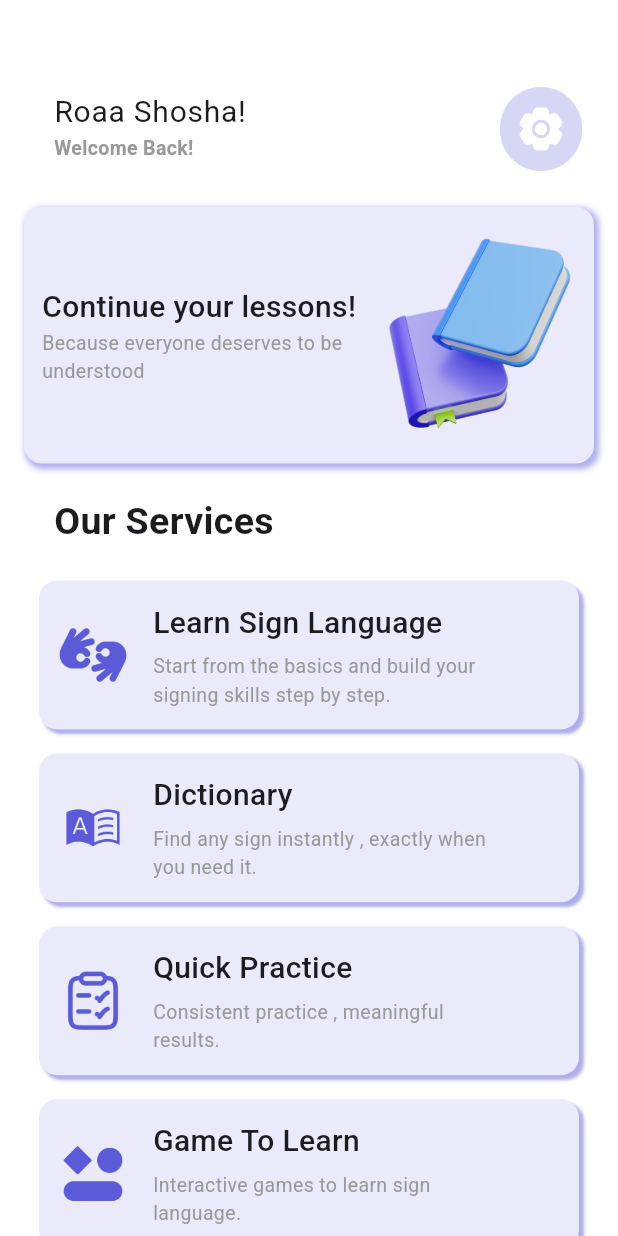
After one commit to Al-zahraa-ahmed/Graduation-project, a Flutter app: the LearingHome screen opened directly, on a phone screen of 412 x 824 dp. The commit adds this screen. Run offline on Flutter 3.47's test engine with Material 3 defaults, Android fonts, the light colour scheme and no system bars; our stand-ins replace dots_indicator.

Commit message:
Finishing homescreen

```diff
--- a/lib/l10n/intl_en.arb
+++ b/lib/l10n/intl_en.arb
@@ -97,18 +97,18 @@
     "confirmsg3":" with your account ",
 
     "screen11":"home for learning",
-    "home1.welcome":"Welcome Back!",
-    "home1.message":"Continue yout lessons!",
-    "home1.submessage":"Because everyone deserves to be understood",
-    "home1.services":"Our Services",
-    "home1.service1":"Learn Sign Language",
-    "home1.service1.desc":"Start from the basics and build your signing skills step by step.",
-    "home1.service2":"Dictionary",
-    "home1.service2.desc":"Find any sign instantly , exactly when you need it.",
-    "home1.service3":"Quick Practice",
-    "home1.service3.desc":"Consistent practice , meaningful results.",
-    "home1.service4":"Game To Learn",
-    "home1.service4.desc":"Interactive games to learn sign language.",
+    "home1_welcome":"Welcome Back!",
+    "home1_message":"Continue your lessons!",
+    "home1_submessage":"Because everyone deserves to be understood",
+    "home1_services":"Our Services",
+    "home1_service1":"Learn Sign Language",
+    "home1_service1_desc":"Start from the basics and build your signing skills step by step.",
+    "home1_service2":"Dictionary",
+    "home1_service2_desc":"Find any sign instantly , exactly when you need it.",
+    "home1_service3":"Quick Practice",
+    "home1_service3_desc":"Consistent practice , meaningful results.",
+    "home1_service4":"Game To Learn",
+    "home1_service4_desc":"Interactive games to learn sign language.",
 
     "screen12":"Category",
     "categories.title":"Categories",
--- /dev/null
+++ b/lib/presentation/LearningHome/learninghome.dart
@@ -0,0 +1,71 @@
+import 'package:flutter/material.dart';
+import 'package:graduation_project/Core/TextStyles/TextStyles.dart';
+import 'package:graduation_project/generated/l10n.dart';
+import 'package:graduation_project/presentation/LearningHome/widgets/HomeService.dart';
+import 'package:graduation_project/presentation/LearningHome/widgets/Homecard.dart';
+
+class LearingHome extends StatelessWidget {
+  const LearingHome({super.key});
+
+  @override
+  Widget build(BuildContext context) {
+    return Scaffold(
+      body: Padding(
+        padding: const EdgeInsets.symmetric(horizontal: 16.0),
+        child: Column(
+          crossAxisAlignment: CrossAxisAlignment.start,
+          children: [
+            SizedBox(height: 50),
+            ListTile(
+              contentPadding: EdgeInsets.only(right: 8, left: 20),
+              title: Text("Roaa Shosha!", style: TextStyle(fontSize: 20)),
+              subtitle: Text(
+                S.of(context).home1_welcome,
+                style: Textstyles.medium13.copyWith(color: Color(0xff999999)),
+              ),
+              trailing: Image.asset("Assets/images/settings.png"),
+            ),
+            SizedBox(height: 16),
+            Homecard(),
+            SizedBox(height: 21),
+            Padding(
+              padding: const EdgeInsets.only(left: 20.0),
+              child: Text(
+                S.of(context).home1_services,
+                style: Textstyles.medium25,
+              ),
+            ),
+            SizedBox(height: 21),
+            Padding(
+              padding: const EdgeInsets.symmetric(horizontal: 10.0),
+              child: Column(
+                children: [
+                  HomeService(
+                    txt1: S.of(context).home1_service1,
+                    txt2: S.of(context).home1_service1_desc,
+                    img: "Assets/images/hands.png",
+                  ),
+                  HomeService(
+                    txt1: S.of(context).home1_service2,
+                    txt2: S.of(context).home1_service2_desc,
+                    img: "Assets/images/dict.png",
+                  ),
+                  HomeService(
+                    txt1: S.of(context).home1_service3,
+                    txt2: S.of(context).home1_service3_desc,
+                    img: "Assets/images/practice.png",
+                  ),
+                  HomeService(
+                    txt1: S.of(context).home1_service4,
+                    txt2: S.of(context).home1_service4_desc,
+                    img: "Assets/images/game.png",
+                  ),
+                ],
+              ),
+            ),
+          ],
+        ),
+      ),
+    );
+  }
+}
--- /dev/null
+++ b/lib/presentation/LearningHome/widgets/HomeService.dart
@@ -0,0 +1,57 @@
+
+import 'package:flutter/material.dart';
+
+class HomeService extends StatelessWidget {
+  const HomeService({
+    super.key,
+    required this.txt1,
+    required this.txt2,
+    required this.img,
+  });
+  final String txt1, txt2, img;
+  @override
+  Widget build(BuildContext context) {
+    return AspectRatio(
+      aspectRatio: 328/105,
+      child: Container(
+        margin: EdgeInsets.only(bottom: 16),
+        padding: EdgeInsets.only(left: 4,bottom: 8,top: 8,right: 50),
+        decoration: BoxDecoration(
+          color: Color(0xffEAEAFA),
+          borderRadius: BorderRadius.circular(12),
+          boxShadow: [
+            BoxShadow(
+              color: Color(0xffADADEB),
+              spreadRadius: 0,
+              offset: Offset(3, 3),
+              blurRadius: 1,
+            ),
+          ],
+        ),
+        child: Row(
+          children: [
+            Image.asset(img, height: 41, width: 64),
+            SizedBox(width: 8,),
+            Expanded(
+              child: Column(
+                mainAxisAlignment: MainAxisAlignment.center,
+                crossAxisAlignment:CrossAxisAlignment.start,
+                children: [
+                  Text(
+                    txt1,
+                    style: TextStyle(fontSize: 20, fontWeight: FontWeight.w500),
+                  ),
+                  SizedBox(height: 5,),
+                  Text(
+                    txt2,
+                    style: TextStyle(fontSize: 13, color: Color(0xff999999)),
+                  ),
+                ],
+              ),
+            ),
+          ],
+        ),
+      ),
+    );
+  }
+}
--- /dev/null
+++ b/lib/presentation/LearningHome/widgets/Homecard.dart
@@ -0,0 +1,61 @@
+
+import 'package:flutter/material.dart';
+import 'package:graduation_project/generated/l10n.dart';
+
+class Homecard extends StatelessWidget {
+  const Homecard({super.key});
+
+  @override
+  Widget build(BuildContext context) {
+    return AspectRatio(
+      aspectRatio: 351 / 158,
+      child: Container(
+        decoration: BoxDecoration(
+          color: Color(0xffEAEAFA),
+          borderRadius: BorderRadius.circular(12),
+          boxShadow: [
+            BoxShadow(
+              color: Color(0xffADADEB),
+              spreadRadius: 1,
+              offset: Offset(2, 2),
+              blurRadius: 3,
+            ),
+          ],
+        ),
+        child: Padding(
+          padding: const EdgeInsets.only(
+            left: 12.0,
+            top: 8,
+            bottom: 8,
+            right: 8,
+          ),
+          child: Row(
+            children: [
+              Expanded(
+                child: Column(
+                  mainAxisAlignment: MainAxisAlignment.center,
+                  crossAxisAlignment: CrossAxisAlignment.start,
+                  children: [
+                    Text(
+                      S.of(context).home1_message,
+                      style: TextStyle(
+                        fontSize: 20,
+                        fontWeight: FontWeight.w500,
+                      ),
+                    ),
+                    Text(
+                      S.of(context).home1_submessage,
+                      style: TextStyle(fontSize: 13, color: Color(0xff999999)),
+                    ),
+                  ],
+                ),
+              ),
+              SizedBox(width: 4),
+              Image.asset("Assets/images/books.png"),
+            ],
+          ),
+        ),
+      ),
+    );
+  }
+}
--- a/lib/presentation/LogIn/Widgets/LoginForm.dart
+++ b/lib/presentation/LogIn/Widgets/LoginForm.dart
@@ -2,6 +2,7 @@ import 'package:flutter/material.dart';
 import 'package:graduation_project/Core/CustomWidgets/CustomButton.dart';
 import 'package:graduation_project/Core/CustomWidgets/CustomTextField.dart';
 import 'package:graduation_project/presentation/ForgetPasswordScreens/ForgetPassword.dart';
+import 'package:graduation_project/presentation/LearningHome/learninghome.dart';
 
 class LoginForm extends StatelessWidget {
   const LoginForm({super.key});
@@ -53,9 +54,21 @@ class LoginForm extends StatelessWidget {
             ),
           ),
           SizedBox(height: 30),
-          SizedBox(
-            width: double.infinity,
-            child: CustomButton(txt: "Log In"),
+          GestureDetector(
+            onTap: () {
+              Navigator.pushReplacement(
+                context,
+                MaterialPageRoute(
+                  builder: (BuildContext) {
+                    return LearingHome();
+                  },
+                ),
+              );
+            },
+            child: SizedBox(
+              width: double.infinity,
+              child: CustomButton(txt: "Log In"),
+            ),
           ),
         ],
       ),
```
Also changed, not shown: Assets/images/Group 1.png (added), Assets/images/books.png (added), Assets/images/dict.png (added), Assets/images/game.png (added), Assets/images/hands.png (added), Assets/images/practice.png (added), Assets/images/settings.png (added), lib/generated/intl/messages_en.dart, lib/generated/l10n.dart.
